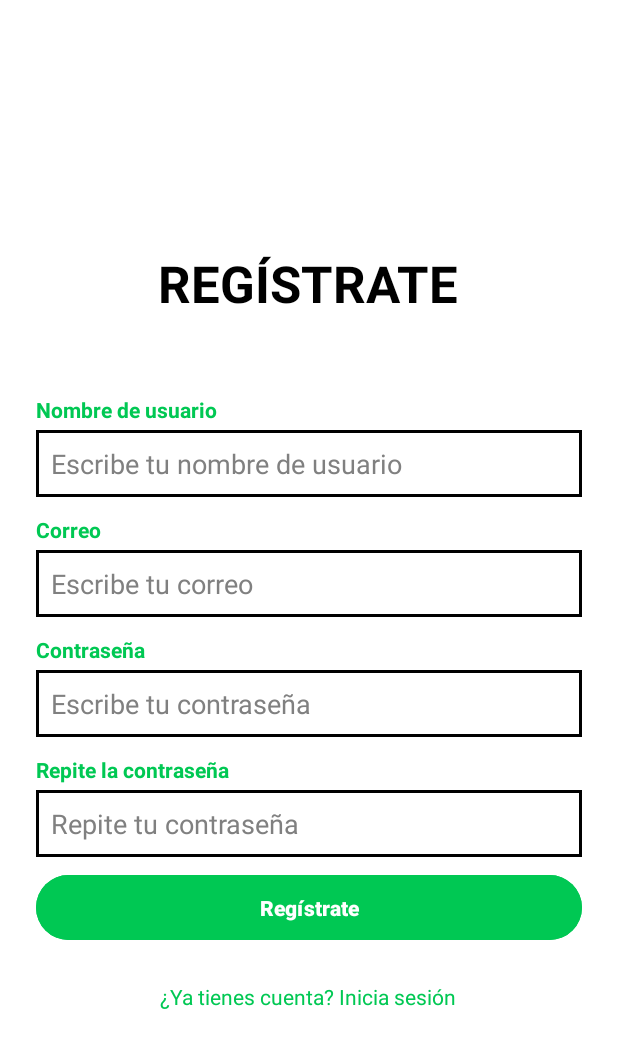
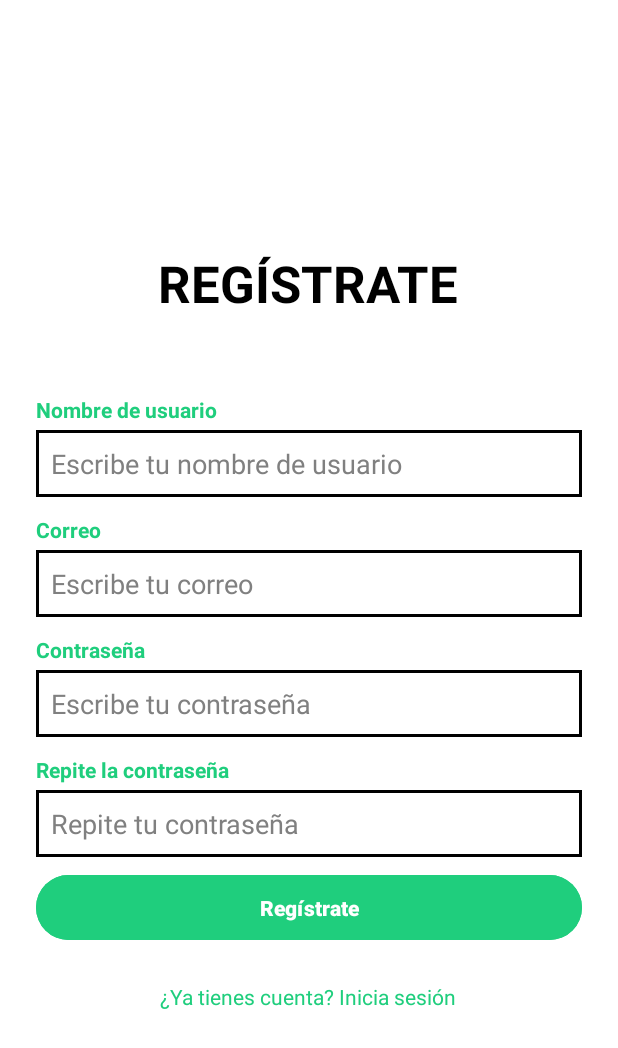
Before and after one commit to Pexel14/G1ProyectoIntegrador, an Android app: the screen it shows after launch (Registro), after a tap on "Regístrate", on a phone screen of 412 x 824 dp. Shown: the top 1048 px of the screen. Run offline under Robolectric (Android 15) with nearby library versions, the phone set to English and light mode, and no system bars; our stand-ins replace Firebase (no records; nobody signed in at launch, a user with empty details on screens opened directly); 1 statement that could not run was skipped.

Commit message:
Colores unificados (XML)

```diff
--- a/app/src/main/res/layout/activity_main.xml
+++ b/app/src/main/res/layout/activity_main.xml
@@ -19,7 +19,7 @@
         android:layout_height="wrap_content"
         android:background="@color/color_fondo"
         android:elevation="8dp"
-        app:itemIconTint="#1E1E1E"
+        app:itemIconTint="@color/black"
         android:layout_alignParentBottom="true"
         app:layout_constraintBottom_toBottomOf="parent"
         app:layout_constraintLeft_toLeftOf="parent"
--- a/app/src/main/res/layout/activity_registro.xml
+++ b/app/src/main/res/layout/activity_registro.xml
@@ -19,7 +19,7 @@
             android:layout_width="wrap_content"
             android:layout_height="wrap_content"
             android:text="REGÍSTRATE"
-            android:textColor="#000000"
+            android:textColor="@color/black"
             android:textStyle="bold"
             android:textSize="34sp"
             android:layout_marginBottom="52dp"
@@ -32,7 +32,7 @@
             android:layout_width="match_parent"
             android:layout_height="wrap_content"
             android:text="Nombre de usuario"
-            android:textColor="#00C853"
+            android:textColor="@color/color_principal"
             android:textStyle="bold"
             android:textSize="14sp"
             android:layout_marginBottom="4dp" />
@@ -45,14 +45,14 @@
             android:padding="10dp"
             android:layout_marginBottom="12dp"
             android:background="@drawable/edit_text_border"
-            android:textColorHint="#808080" />
+            android:textColorHint="@color/texto_secundario" />
 
 
         <TextView
             android:layout_width="match_parent"
             android:layout_height="wrap_content"
             android:text="Correo"
-            android:textColor="#00C853"
+            android:textColor="@color/color_principal"
             android:textStyle="bold"
             android:textSize="14sp"
             android:layout_marginBottom="4dp" />
@@ -65,14 +65,14 @@
             android:padding="10dp"
             android:layout_marginBottom="12dp"
             android:background="@drawable/edit_text_border"
-            android:textColorHint="#808080" />
+            android:textColorHint="@color/texto_secundario" />
 
 
         <TextView
             android:layout_width="match_parent"
             android:layout_height="wrap_content"
             android:text="Contraseña"
-            android:textColor="#00C853"
+            android:textColor="@color/color_principal"
             android:textStyle="bold"
             android:textSize="14sp"
             android:layout_marginBottom="4dp" />
@@ -85,14 +85,14 @@
             android:padding="10dp"
             android:layout_marginBottom="12dp"
             android:background="@drawable/edit_text_border"
-            android:textColorHint="#808080" />
+            android:textColorHint="@color/texto_secundario" />
 
 
         <TextView
             android:layout_width="match_parent"
             android:layout_height="wrap_content"
             android:text="Repite la contraseña"
-            android:textColor="#00C853"
+            android:textColor="@color/color_principal"
             android:textStyle="bold"
             android:textSize="14sp"
             android:layout_marginBottom="4dp" />
@@ -105,7 +105,7 @@
             android:padding="10dp"
             android:layout_marginBottom="8dp"
             android:background="@drawable/edit_text_border"
-            android:textColorHint="#808080" />
+            android:textColorHint="@color/texto_secundario" />
 
 
         <TextView
@@ -113,7 +113,7 @@
             android:layout_width="wrap_content"
             android:layout_height="wrap_content"
             android:text="Las contraseñas no coinciden"
-            android:textColor="#FF0000"
+            android:textColor="@color/rojo"
             android:textSize="12sp"
             android:visibility="gone"
             android:layout_marginBottom="16dp" />
@@ -124,10 +124,10 @@
             android:layout_width="match_parent"
             android:layout_height="wrap_content"
             android:text="Regístrate"
-            android:textColor="#FFFFFF"
+            android:textColor="@color/white"
             android:textStyle="bold"
             android:padding="12dp"
-            android:backgroundTint="#00C853"
+            android:backgroundTint="@color/color_principal"
             android:layout_marginBottom="16dp" />
 
 
@@ -136,7 +136,7 @@
             android:layout_width="wrap_content"
             android:layout_height="wrap_content"
             android:text="¿Ya tienes cuenta? Inicia sesión"
-            android:textColor="#00C853"
+            android:textColor="@color/color_principal"
             android:layout_gravity="center"
             android:layout_marginTop="8dp"
             android:textSize="14sp" />
--- a/app/src/main/res/layout/fragment_tarjeta_desafio_descubrir.xml
+++ b/app/src/main/res/layout/fragment_tarjeta_desafio_descubrir.xml
@@ -18,7 +18,7 @@
             android:id="@+id/vColorTarjetaDescubrir"
             android:layout_width="wrap_content"
             android:layout_height="35dp"
-            android:background="#2196F3"/>
+            android:background="@color/blue"/>
 
         <TextView
             android:id="@+id/tvTituloTarjetaDescubrir"
@@ -52,7 +52,7 @@
             android:layout_marginRight="16dp"
             android:layout_marginBottom="2dp"
             android:text="Ubicación"
-            android:textColor="#CACACA"
+            android:textColor="@color/texto_desapercibido"
             android:textSize="14sp"
             android:textStyle="italic" />
 
--- a/app/src/main/res/layout/list_experiencias.xml
+++ b/app/src/main/res/layout/list_experiencias.xml
@@ -38,7 +38,7 @@
                 android:layout_height="wrap_content"
                 android:text="✔️"
                 android:textSize="18sp"
-                android:textColor="@color/green" />
+                android:textColor="@color/color_principal" />
         </LinearLayout>
 
 
@@ -74,7 +74,7 @@
                 android:text="Página web"
                 android:textSize="14sp"
                 android:textStyle="bold"
-                android:textColor="@color/green"
+                android:textColor="@color/color_principal"
                 android:layout_gravity="start" />
 
             <View
@@ -89,7 +89,7 @@
                 android:text="Ver en el mapa"
                 android:textSize="14sp"
                 android:textStyle="bold"
-                android:textColor="@color/green"
+                android:textColor="@color/color_principal"
                 android:layout_gravity="end" />
         </LinearLayout>
 
--- a/app/src/main/res/values/colors.xml
+++ b/app/src/main/res/values/colors.xml
@@ -7,8 +7,9 @@
     <color name="color_fondo">#F7F7F7</color>
     <color name="transparent">#00000000</color>
     <color name="green">#4CAF50</color>
-    <color name="blue">#1976D2</color>
+    <color name="blue">#2196F3</color>
     <color name="rojo">#E46363</color>
     <color name="light_gray">#E0E0E0</color>
     <color name="texto_secundario">#808080</color>
+    <color name="texto_desapercibido">#CACACA</color>
 </resources>
```
Also changed, not shown: app/src/main/res/layout/activity_recuperar_contrasenia.xml (+5 -5 lines), app/src/main/res/layout/fragment_tarjeta_desafio_inicio.xml (+2 -15 lines).
